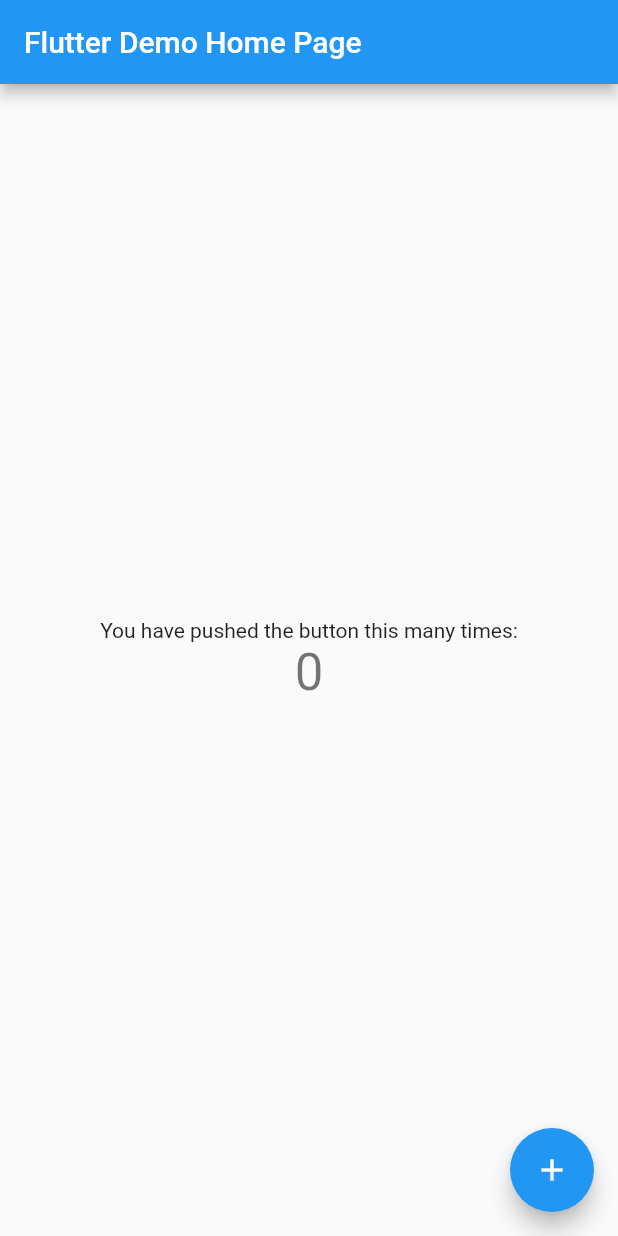
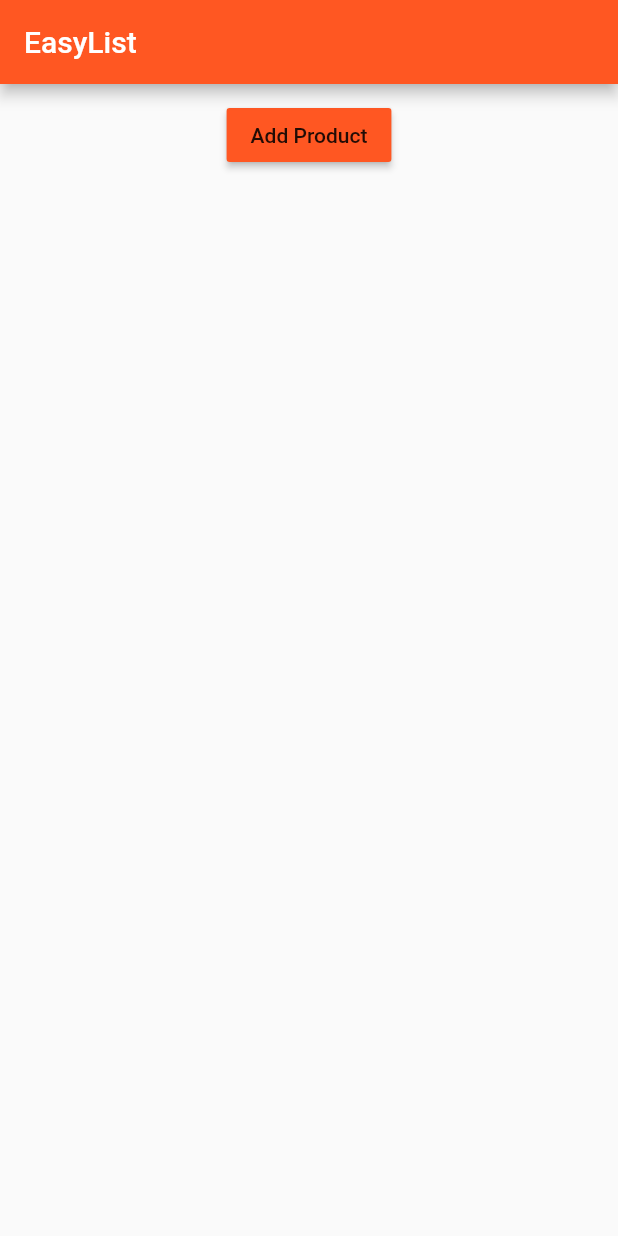
Before and after one commit to fardeen9983/Flutter-Projects, a Flutter app: the screen it shows after launch, on a phone screen of 412 x 824 dp. Run offline on Flutter 3.47's test engine with Material 2 defaults, Android fonts, the phone set to English and light mode, and no system bars.

Commit message:
EasyList Navigation to details page

```diff
--- a/easy_list/lib/main.dart
+++ b/easy_list/lib/main.dart
@@ -1,111 +1,25 @@
 import 'package:flutter/material.dart';
+// import 'package:flutter/rendering.dart';
 
-void main() => runApp(MyApp());
+import './pages/home.dart';
+
+void main() {
+  // debugPaintSizeEnabled = true;
+  // debugPaintBaselinesEnabled = true;
+  // debugPaintPointersEnabled = true;
+  runApp(MyApp());
+}
 
 class MyApp extends StatelessWidget {
-  // This widget is the root of your application.
   @override
   Widget build(BuildContext context) {
     return MaterialApp(
-      title: 'Flutter Demo',
+      // debugShowMaterialGrid: true,
       theme: ThemeData(
-        // This is the theme of your application.
-        //
-        // Try running your application with "flutter run". You'll see the
-        // application has a blue toolbar. Then, without quitting the app, try
-        // changing the primarySwatch below to Colors.green and then invoke
-        // "hot reload" (press "r" in the console where you ran "flutter run",
-        // or simply save your changes to "hot reload" in a Flutter IDE).
-        // Notice that the counter didn't reset back to zero; the application
-        // is not restarted.
-        primarySwatch: Colors.blue,
-      ),
-      home: MyHomePage(title: 'Flutter Demo Home Page'),
+          brightness: Brightness.light,
+          primarySwatch: Colors.deepOrange,
+          accentColor: Colors.deepPurple),
+      home: HomePage(),
     );
   }
 }
-
-class MyHomePage extends StatefulWidget {
-  MyHomePage({Key key, this.title}) : super(key: key);
-
-  // This widget is the home page of your application. It is stateful, meaning
-  // that it has a State object (defined below) that contains fields that affect
-  // how it looks.
-
-  // This class is the configuration for the state. It holds the values (in this
-  // case the title) provided by the parent (in this case the App widget) and
-  // used by the build method of the State. Fields in a Widget subclass are
-  // always marked "final".
-
-  final String title;
-
-  @override
-  _MyHomePageState createState() => _MyHomePageState();
-}
-
-class _MyHomePageState extends State<MyHomePage> {
-  int _counter = 0;
-
-  void _incrementCounter() {
-    setState(() {
-      // This call to setState tells the Flutter framework that something has
-      // changed in this State, which causes it to rerun the build method below
-      // so that the display can reflect the updated values. If we changed
-      // _counter without calling setState(), then the build method would not be
-      // called again, and so nothing would appear to happen.
-      _counter++;
-    });
-  }
-
-  @override
-  Widget build(BuildContext context) {
-    // This method is rerun every time setState is called, for instance as done
-    // by the _incrementCounter method above.
-    //
-    // The Flutter framework has been optimized to make rerunning build methods
-    // fast, so that you can just rebuild anything that needs updating rather
-    // than having to individually change instances of widgets.
-    return Scaffold(
-      appBar: AppBar(
-        // Here we take the value from the MyHomePage object that was created by
-        // the App.build method, and use it to set our appbar title.
-        title: Text(widget.title),
-      ),
-      body: Center(
-        // Center is a layout widget. It takes a single child and positions it
-        // in the middle of the parent.
-        child: Column(
-          // Column is also layout widget. It takes a list of children and
-          // arranges them vertically. By default, it sizes itself to fit its
-          // children horizontally, and tries to be as tall as its parent.
-          //
-          // Invoke "debug painting" (press "p" in the console, choose the
-          // "Toggle Debug Paint" action from the Flutter Inspector in Android
-          // Studio, or the "Toggle Debug Paint" command in Visual Studio Code)
-          // to see the wireframe for each widget.
-          //
-          // Column has various properties to control how it sizes itself and
-          // how it positions its children. Here we use mainAxisAlignment to
-          // center the children vertically; the main axis here is the vertical
-          // axis because Columns are vertical (the cross axis would be
-          // horizontal).
-          mainAxisAlignment: MainAxisAlignment.center,
-          children: <Widget>[
-            Text(
-              'You have pushed the button this many times:',
-            ),
-            Text(
-              '$_counter',
-              style: Theme.of(context).textTheme.display1,
-            ),
-          ],
-        ),
-      ),
-      floatingActionButton: FloatingActionButton(
-        onPressed: _incrementCounter,
-        tooltip: 'Increment',
-        child: Icon(Icons.add),
-      ), // This trailing comma makes auto-formatting nicer for build methods.
-    );
-  }
-}
--- /dev/null
+++ b/easy_list/lib/pages/home.dart
@@ -0,0 +1,15 @@
+import 'package:flutter/material.dart';
+
+import '../product_manager.dart';
+
+class HomePage extends StatelessWidget {
+  @override
+  Widget build(BuildContext context) {
+    return Scaffold(
+      appBar: AppBar(
+        title: Text('EasyList'),
+      ),
+      body: ProductManager(),
+    );
+  }
+}
--- /dev/null
+++ b/easy_list/lib/product_control.dart
@@ -0,0 +1,18 @@
+import 'package:flutter/material.dart';
+
+class ProductControl extends StatelessWidget {
+  final Function addProduct;
+
+  ProductControl(this.addProduct);
+
+  @override
+    Widget build(BuildContext context) {
+      return RaisedButton(
+            color: Theme.of(context).primaryColor,
+            onPressed: () {
+              addProduct('Sweets');
+            },
+            child: Text('Add Product'),
+          );
+    }
+}
--- /dev/null
+++ b/easy_list/lib/product_manager.dart
@@ -0,0 +1,58 @@
+import 'package:flutter/material.dart';
+
+import './products.dart';
+import './product_control.dart';
+
+class ProductManager extends StatefulWidget {
+  final String startingProduct;
+
+  ProductManager({this.startingProduct}) {
+    print('[ProductManager Widget] Constructor');
+  }
+
+  @override
+  State<StatefulWidget> createState() {
+    print('[ProductManager Widget] createState()');
+    return _ProductManagerState();
+  }
+}
+
+class _ProductManagerState extends State<ProductManager> {
+  List<String> _products = [];
+
+  @override
+  void initState() {
+    print('[ProductManager State] initState()');
+    if (widget.startingProduct != null) {
+      _products.add(widget.startingProduct);
+    }
+    super.initState();
+  }
+
+  @override
+  void didUpdateWidget(ProductManager oldWidget) {
+    print('[ProductManager State] didUpdateWidget()');
+    super.didUpdateWidget(oldWidget);
+  }
+
+  void _addProduct(String product) {
+    setState(() {
+      _products.add(product);
+    });
+    print(_products);
+  }
+
+  @override
+  Widget build(BuildContext context) {
+    print('[ProductManager State] build()');
+    return Column(
+      children: [
+        Container(
+          margin: EdgeInsets.all(10.0),
+          child: ProductControl(_addProduct),
+        ),
+        Expanded(child: Products(_products))
+      ],
+    );
+  }
+}
--- /dev/null
+++ b/easy_list/lib/products.dart
@@ -0,0 +1,55 @@
+import 'package:flutter/material.dart';
+
+import './pages/product.dart';
+
+class Products extends StatelessWidget {
+  final List<String> products;
+
+  Products([this.products = const []]) {
+    print('[Products Widget] Constructor');
+  }
+
+  Widget _buildProductItem(BuildContext context, int index) {
+    return Card(
+      child: Column(
+        children: <Widget>[
+          Image.asset('assets/food.jpg'),
+          Text(products[index]),
+          ButtonBar(
+            alignment: MainAxisAlignment.center,
+            children: <Widget>[
+              FlatButton(
+                child: Text('Details'),
+                onPressed: () => Navigator.push(
+                      context,
+                      MaterialPageRoute(
+                        builder: (BuildContext context) => ProductPage(),
+                      ),
+                    ),
+              )
+            ],
+          )
+        ],
+      ),
+    );
+  }
+
+  Widget _buildProductList() {
+    Widget productCards;
+    if (products.length > 0) {
+      productCards = ListView.builder(
+        itemBuilder: _buildProductItem,
+        itemCount: products.length,
+      );
+    } else {
+      productCards = Container();
+    }
+    return productCards;
+  }
+
+  @override
+  Widget build(BuildContext context) {
+    print('[Products Widget] build()');
+    return _buildProductList();
+  }
+}
--- a/easy_list/pubspec.yaml
+++ b/easy_list/pubspec.yaml
@@ -41,8 +41,8 @@ flutter:
   uses-material-design: true
 
   # To add assets to your application, add an assets section, like this:
-  # assets:
-  #  - images/a_dot_burr.jpeg
+  assets:
+    - assets/food.jpg
   #  - images/a_dot_ham.jpeg
 
   # An image asset can refer to one or more resolution-specific "variants", see
```
Also changed, not shown: easy_list/lib/pages/product.dart (added, +21 -0 lines), easy_list/assets/food.jpg (added).
